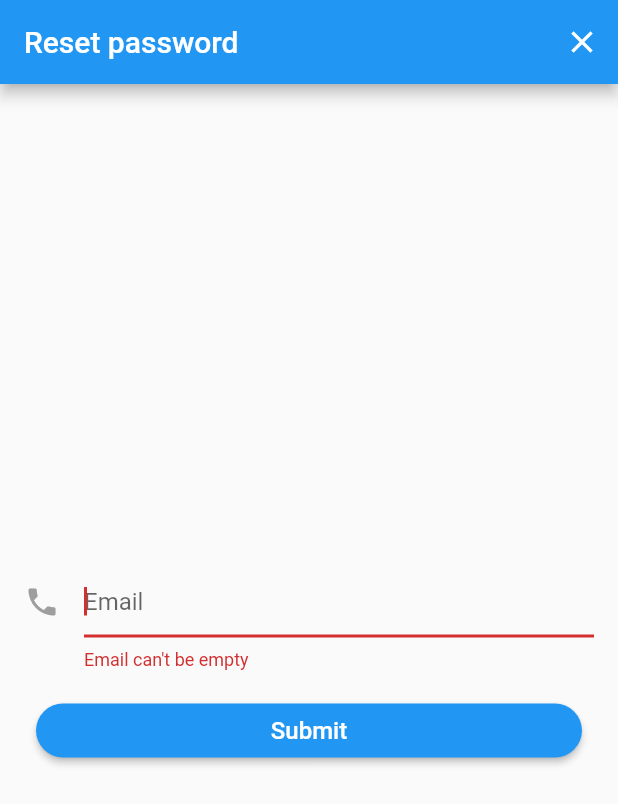
After one commit to litslink/flutter-firebase-auth-blueprint, a Flutter app: the PasswordResetWidget screen opened by its route, after a tap on "Submit", on a phone screen of 412 x 824 dp. The commit adds this screen. Shown: the top 804 px of the screen. Run offline on Flutter 3.47's test engine with Material 2 defaults, Android fonts, the phone set to English and light mode, and no system bars; our stand-ins replace bloc, firebase_auth, flutter_bloc, google_sign_in; accounts and stored records are empty; network calls fail.

Commit message:
Implemented password reset

```diff
--- a/lib/features/auth/auth_bloc.dart
+++ b/lib/features/auth/auth_bloc.dart
@@ -43,6 +43,10 @@ class AuthBloc extends Bloc<AuthEvent, AuthState> {
       );
       final currentUser = await authRepository.getUser();
       yield AuthSuccessful(currentUser.displayName);
+    } else if (event is ResetPassword) {
+      yield Loading();
+      await authRepository.sendPasswordResetEmail(event.email);
+      yield PasswordResetStarted();
     }
   }
 }
--- a/lib/features/auth/auth_event.dart
+++ b/lib/features/auth/auth_event.dart
@@ -28,3 +28,9 @@ class SignInWithPhone extends AuthEvent {
 
   SignInWithPhone(this.verificationId, this.smsCode);
 }
+
+class ResetPassword extends AuthEvent {
+  final String email;
+
+  ResetPassword(this.email);
+}
--- a/lib/features/auth/auth_state.dart
+++ b/lib/features/auth/auth_state.dart
@@ -10,6 +10,8 @@ class PhoneVerificationStarted extends AuthState {
   PhoneVerificationStarted(this.verificationId);
 }
 
+class PasswordResetStarted extends AuthState {}
+
 class AuthSuccessful extends AuthState {
   final String name;
 
--- a/lib/features/auth/auth_widget.dart
+++ b/lib/features/auth/auth_widget.dart
@@ -1,6 +1,7 @@
 import 'package:flutter/material.dart';
 import 'package:flutter/widgets.dart';
 import 'package:flutter_bloc/flutter_bloc.dart';
+import 'package:flutter_firebase_auth_blueprint/features/auth/password_reset/password_reset_widget.dart';
 import 'package:flutter_firebase_auth_blueprint/features/auth/phone/phone_input_widget.dart';
 import 'package:flutter_firebase_auth_blueprint/features/auth/phone/phone_verification_widget.dart';
 import 'package:provider/provider.dart';
@@ -37,7 +38,6 @@ class _AuthWidgetState extends State<AuthWidget> {
       body: _buildSingInScreen(context),
     );
   }
-
 
   @override
   void dispose() {
@@ -132,7 +132,13 @@ class _AuthWidgetState extends State<AuthWidget> {
             setState(() {
               _type = _AuthType.signUp;
             });
-          })
+          }),
+          Padding(
+            padding: const EdgeInsets.all(8.0),
+            child: _buildClickableText('Forgot your password?', () {
+              Navigator.of(context).pushNamed(PasswordResetWidget.route);
+            }),
+          )
         ],
       ),
     );
@@ -285,18 +291,8 @@ class _AuthWidgetState extends State<AuthWidget> {
                   borderRadius: BorderRadius.circular(30.0)
               ),
               color: Colors.blue,
-              child: Text('Create account',
-                  style: TextStyle(fontSize: 16, color: Colors.white)
-              ),
-              onPressed: () {
-                if (_signUpFormKey.currentState.validate()) {
-                  final event = SignUp(
-                      _emailController.text,
-                      _passwordController.text
-                  );
-                  BlocProvider.of<AuthBloc>(context).add(event);
-                }
-              },
+              child: content,
+              onPressed: () => onPressed(),
             ),
           ),
         ],
@@ -306,7 +302,7 @@ class _AuthWidgetState extends State<AuthWidget> {
 
   Widget _buildClickableText(String text, Function onTap) {
     return GestureDetector(
-      onTap: () => onTap,
+      onTap: () => onTap(),
       child: Text(text, style: TextStyle(fontSize: 16, color: Colors.black38)
       ),
     );
--- /dev/null
+++ b/lib/features/auth/password_reset/password_reset_widget.dart
@@ -0,0 +1,120 @@
+import 'package:flutter/material.dart';
+import 'package:flutter/widgets.dart';
+import 'package:flutter_bloc/flutter_bloc.dart';
+import 'package:provider/provider.dart';
+
+import '../../../repository/auth_repository.dart';
+import '../auth_bloc.dart';
+import '../auth_event.dart';
+import '../auth_state.dart';
+
+class PasswordResetWidget extends StatelessWidget {
+  static final String route = '/password_reset';
+
+  final _emailController = TextEditingController();
+  final _emailFormKey = GlobalKey<FormState>();
+
+  @override
+  Widget build(BuildContext context) {
+    final authRepository = Provider.of<AuthRepository>(context);
+    return BlocProvider(
+      create: (_) => AuthBloc(authRepository),
+      child: Scaffold(
+        appBar: AppBar(
+          title: Text('Reset password'),
+          automaticallyImplyLeading: false,
+          actions: <Widget>[
+            IconButton(
+              icon: Icon(Icons.close),
+              onPressed: () {
+                Navigator.of(context).pop();
+              },
+            )
+          ],
+        ),
+        body: BlocBuilder<AuthBloc, AuthState>(
+          // ignore: missing_return
+          builder: (context, state) {
+            if (state is Loading) {
+              return Center(child: CircularProgressIndicator());
+            } else if (state is PasswordResetStarted) {
+              return _buildConfirmation();
+            } else if (state is AuthRequired) {
+              return _buildEmailInputForm(context);
+            }
+          },
+        ),
+      ),
+    );
+  }
+
+  Widget _buildEmailInputForm(BuildContext context) {
+    return Form(
+      key: _emailFormKey,
+      child: Column(
+        mainAxisAlignment: MainAxisAlignment.center,
+        children: <Widget>[
+          Padding(
+            padding: const EdgeInsets.only(left: 16, right: 16, top: 8),
+            child: TextFormField(
+              maxLines: 1,
+              autofocus: true,
+              keyboardType: TextInputType.emailAddress,
+              decoration: InputDecoration(
+                  hintText: 'Email',
+                  icon: Icon(
+                    Icons.phone,
+                    color: Colors.grey,
+                  )),
+              validator: (value) => value.isEmpty
+                  ? 'Email can\'t be empty' : null,
+              controller: _emailController,
+            ),
+          ),
+          Padding(
+            padding: const EdgeInsets.only(left: 24, right: 24, top: 16),
+            child: Row(
+              children: <Widget>[
+                Expanded(
+                  child: RaisedButton(
+                    shape: RoundedRectangleBorder(
+                        borderRadius: BorderRadius.circular(30.0)
+                    ),
+                    color: Colors.blue,
+                    child: Text('Submit',
+                        style: TextStyle(fontSize: 16, color: Colors.white)
+                    ),
+                    onPressed: () {
+                      if (_emailFormKey.currentState.validate()) {
+                        final email = _emailController.text;
+                        BlocProvider.of<AuthBloc>(context)
+                            .add(ResetPassword(email));
+                      }
+                    },
+                  ),
+                ),
+              ],
+            ),
+          )
+        ],
+      ),
+    );
+  }
+
+  Widget _buildConfirmation() {
+    return Center(
+      child: Column(
+        mainAxisAlignment: MainAxisAlignment.center,
+        children: <Widget>[
+          Padding(
+            padding: const EdgeInsets.all(24.0),
+            child: Icon(Icons.done, size: 24),
+          ),
+          Text('Please check your email',
+              style: TextStyle(fontSize: 16, color: Colors.black38)
+          )
+        ],
+      ),
+    );
+  }
+}
--- a/lib/main.dart
+++ b/lib/main.dart
@@ -3,6 +3,7 @@ import 'package:flutter/material.dart';
 import 'package:provider/provider.dart';
 
 import 'features/auth/auth_widget.dart';
+import 'features/auth/password_reset/password_reset_widget.dart';
 import 'features/auth/phone/phone_verification_widget.dart';
 import 'features/profile/profile_widget.dart';
 import 'features/splash/splash_widget.dart';
@@ -22,7 +23,8 @@ class App extends StatelessWidget {
           SplashWidget.route: (_) => SplashWidget(),
           AuthWidget.route: (_) => AuthWidget(),
           ProfileWidget.route: (_) => ProfileWidget(),
-          PhoneVerificationWidget.route: (_) => PhoneVerificationWidget()
+          PhoneVerificationWidget.route: (_) => PhoneVerificationWidget(),
+          PasswordResetWidget.route: (_) => PasswordResetWidget()
         },
       ),
     );
--- a/lib/repository/auth_repository.dart
+++ b/lib/repository/auth_repository.dart
@@ -54,6 +54,10 @@ class AuthRepository {
     await auth.signInWithCredential(credential);
   }
 
+  Future<void> sendPasswordResetEmail(String email) async {
+    await auth.sendPasswordResetEmail(email: email);
+  }
+
   Future<void> signOut() async {
     await auth.signOut();
     await googleSignIn.signOut();
```
